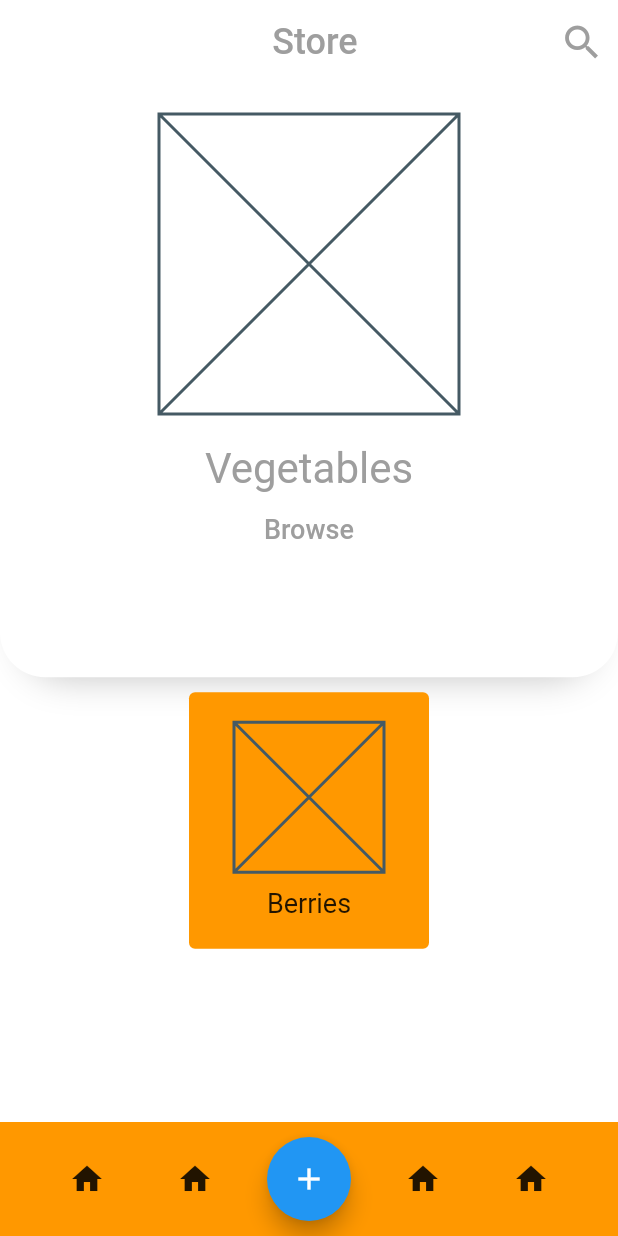
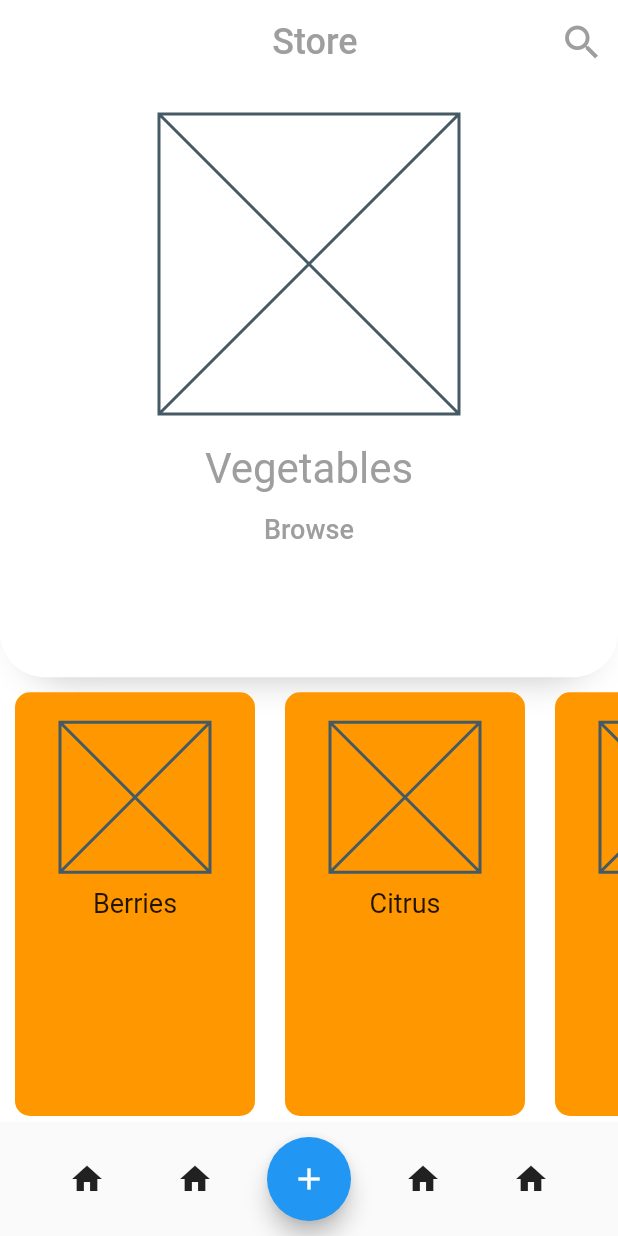
Before and after one commit to codingbbq/flutter_fresh_food, a Flutter app: the HomePage screen opened by its route, on a phone screen of 412 x 824 dp. Run offline on Flutter 3.47's test engine with Material 2 defaults, Android fonts, the phone set to English and light mode, and no system bars.

```diff
--- a/lib/pages/home/home_utils/fresh_food_card.dart
+++ b/lib/pages/home/home_utils/fresh_food_card.dart
@@ -1,16 +1,25 @@
 import 'package:flutter/material.dart';
+import 'package:flutter_fresh_food/model/model_food_categories.dart';
 
 class FreshFoodCard extends StatelessWidget {
+  final FreshFoodCategory foodItem;
+  const FreshFoodCard({Key key, this.foodItem}) : super(key: key);
+
   @override
   Widget build(BuildContext context) {
-    return Card(
-      margin: EdgeInsets.all(10.0),
-      elevation: 0.0,
-      color: Colors.orange,
-      child: Container(
+    return Container(
       padding: EdgeInsets.symmetric(
         vertical: 20.0,
         horizontal: 30.0,
+      ),
+      margin: EdgeInsets.symmetric(
+        vertical: 10.0,
+        horizontal: 10.0,
+      ),
+      decoration: BoxDecoration(
+        color: Colors.orange,
+        shape: BoxShape.rectangle,
+        borderRadius: BorderRadius.circular(10),
       ),
       child: Column(
         children: [
@@ -22,14 +31,13 @@ class FreshFoodCard extends StatelessWidget {
             height: 10.0,
           ),
           Text(
-              "Berries",
+            foodItem.categoryName,
             style: TextStyle(
               fontSize: 18.0,
             ),
           ),
         ],
       ),
-      ),
     );
   }
 }
--- a/lib/pages/home/page_home.dart
+++ b/lib/pages/home/page_home.dart
@@ -12,8 +12,12 @@ class HomePage extends StatelessWidget {
 
     // Get the first item from the food category
     FreshFoodCategory firstCategory = freshFoodCatList[0];
+    // To display the food card as scrollable row items;
+    List<FreshFoodCategory> foodCategory =
+        freshFoodCatList.cast<FreshFoodCategory>();
 
     return Scaffold(
+      extendBody: false,
       appBar: AppBar(
         backgroundColor: Colors.transparent,
         shadowColor: Colors.transparent,
@@ -82,13 +86,19 @@ class HomePage extends StatelessWidget {
               ],
             ),
           ),
-          SingleChildScrollView(
-            scrollDirection: Axis.horizontal,
-            child: Row(
-              mainAxisAlignment: MainAxisAlignment.start,
-              children: [FreshFoodCard()],
+          Expanded(
+            child: ListView(
+              scrollDirection: Axis.horizontal,
+              shrinkWrap: true,
+              children: [
+                for (var i = 1; i < foodCategory.length; i++)
+                  FreshFoodCard(
+                    foodItem: foodCategory[i],
+                  )
+              ],
             ),
-          )
+          ),
+          SizedBox(height: 70),
         ],
       ),
     );
--- a/lib/utils/bottom_nav.dart
+++ b/lib/utils/bottom_nav.dart
@@ -6,7 +6,7 @@ class CustomBottomNavigation extends StatelessWidget {
     return Container(
       padding: EdgeInsets.all(10.0),
       decoration: BoxDecoration(
-        color: Colors.orange,
+        color: Colors.transparent,
       ),
       child: Row(
         mainAxisAlignment: MainAxisAlignment.spaceEvenly,
```
Lines whose indentation alone changed are shown as unchanged.
